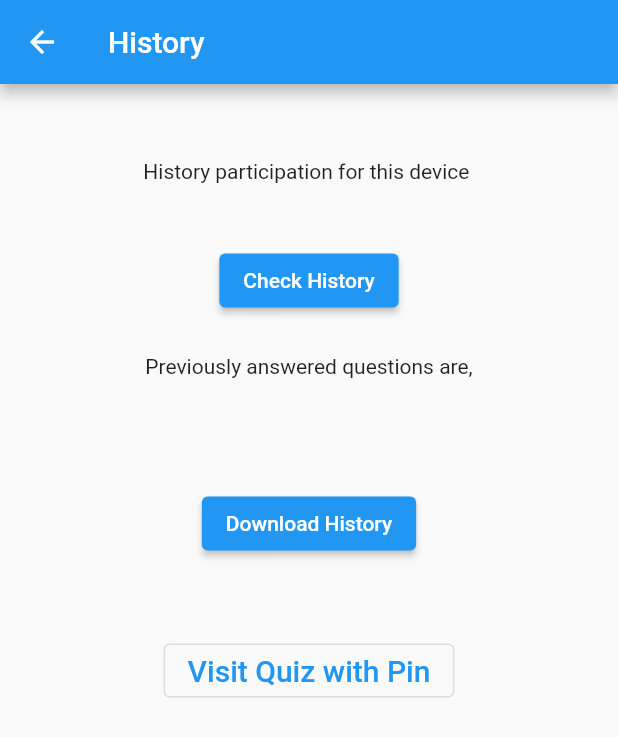
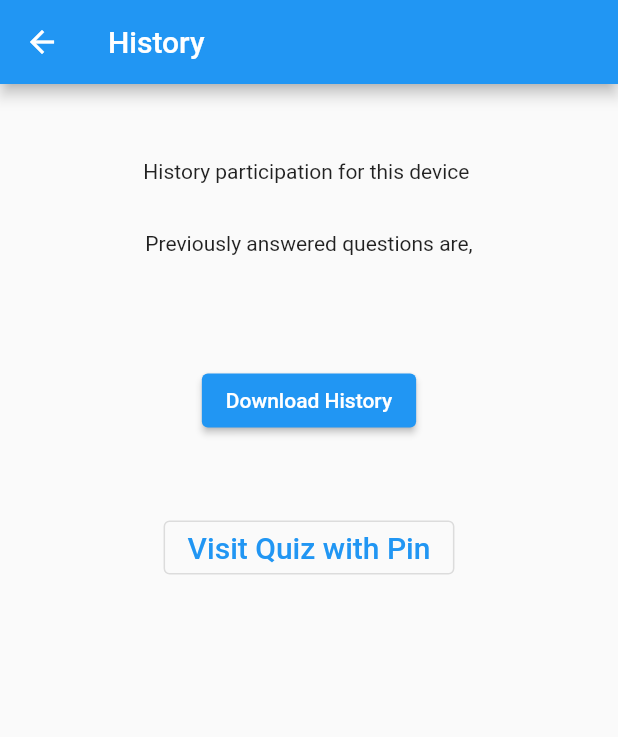
Before and after one commit to InteractiveVotingProject/InteractiveVotingFlutterApp, a Flutter app: the History screen opened directly, on a phone screen of 412 x 824 dp. Shown: the top 737 px of the screen. Run offline on Flutter 3.47's test engine with Material 2 defaults, Android fonts, the phone set to English and light mode, and no system bars; our stand-ins replace charts_flutter, device_info_plus, firebase_core, firebase_database, open_file, pie_chart and 1 more; missing offline and left inert: qr_code_scanner; accounts and stored records are empty.

Commit message:
Button removal of Check History

```diff
--- a/lib/History.dart
+++ b/lib/History.dart
@@ -80,7 +80,6 @@ class _History extends State<History> {
 
     await _myFile.writeAsString(val);
 
-
     OpenFile.open(historyFileName);
   }
 
@@ -96,16 +95,9 @@ class _History extends State<History> {
             Container(
               margin: EdgeInsets.all(25),
             ),
-            Text("History participation for this device " + '\n'),
-            Container(
-              margin: EdgeInsets.all(25),
-              child: ElevatedButton(
-                onPressed: () {
-                  fetchHis();
-                },
-                child: const Text('Check History'),
-              ),
-            ),
+            Text("History participation for this device " +
+                '\n\n' +
+                fetchHis().toString().substring(0, 0)),
             Container(
               child: Text(
                   'Previously answered questions are,' + '\n\n' + val + '\n'),
```
